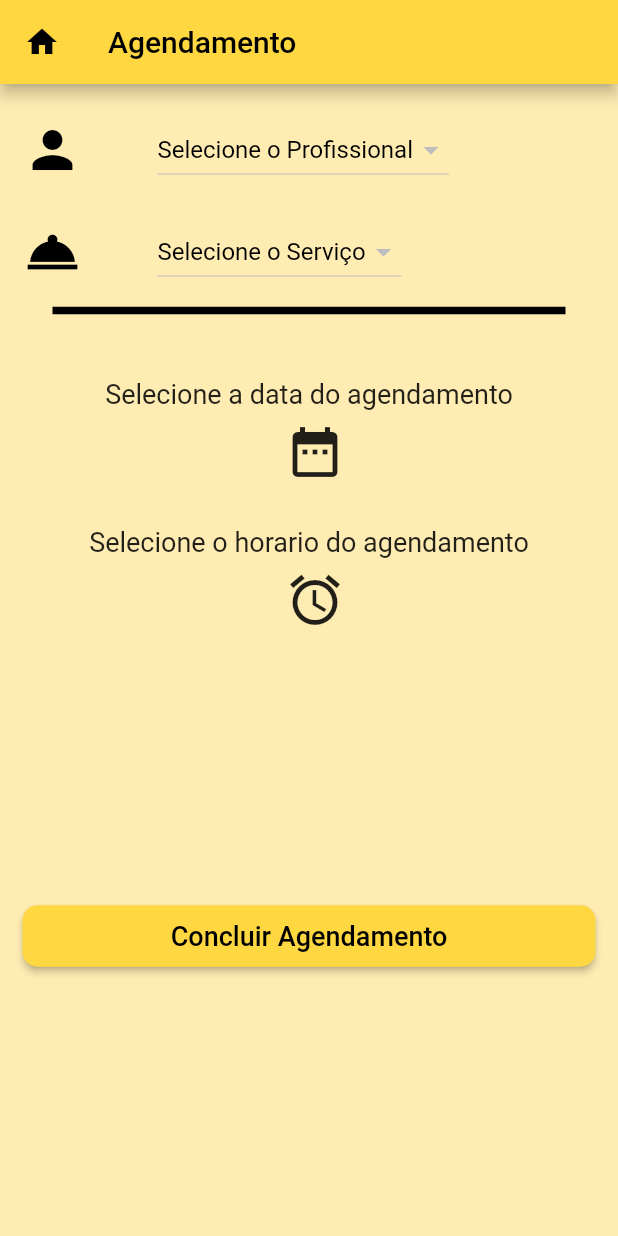
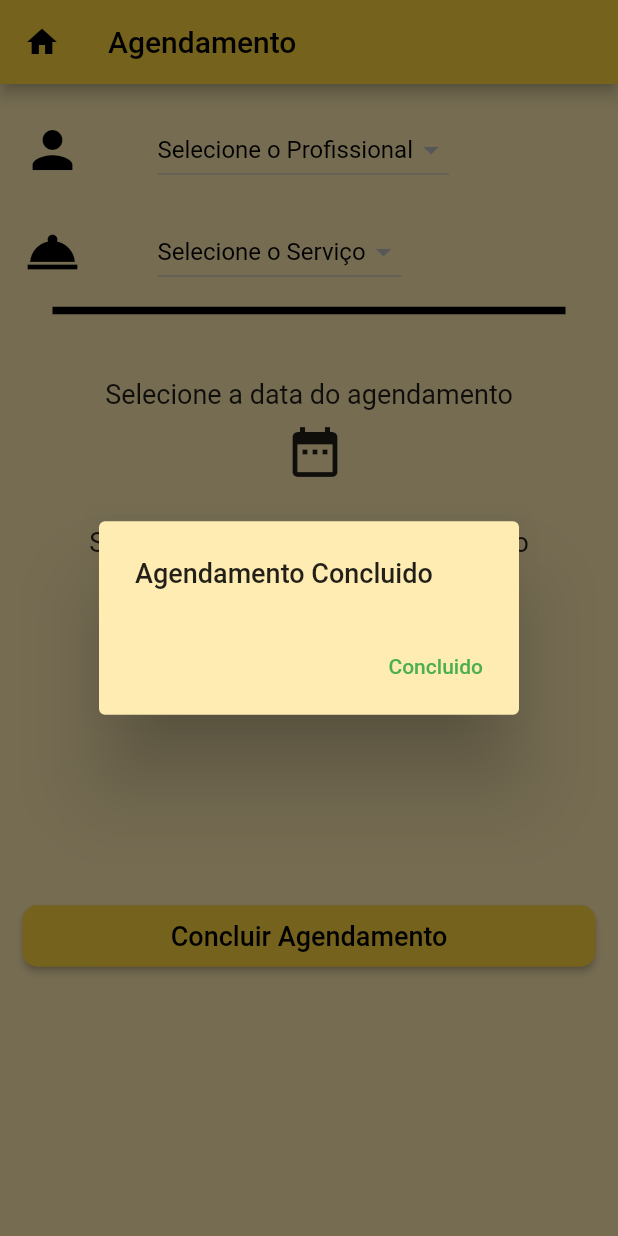
Before and after one commit to andrezagalvao0/LPS, a Flutter app: the LPS_Agendamento screen opened directly, after a tap on "Concluir Agendamento", on a phone screen of 412 x 824 dp. Run offline on Flutter 3.47's test engine with Material 2 defaults, Android fonts, the light colour scheme and no system bars; our stand-ins replace cloud_firestore, firebase_auth, firebase_messaging; accounts and stored records are empty.

Commit message:
Criação dos metodos de inserção do agendamento no Firebase

```diff
--- a/lib/agendamento.dart
+++ b/lib/agendamento.dart
@@ -1,6 +1,7 @@
 import 'package:flutter/material.dart';
 import 'package:cloud_firestore/cloud_firestore.dart';
 import 'package:flutter_localizations/flutter_localizations.dart';
+
 
 
 
@@ -11,7 +12,11 @@ class LPS_Agendamento extends StatefulWidget {
 
 class _LPS_Agendamento extends State<LPS_Agendamento> {
   var selectedCurrency, selectedType;
-  String horario_selecionado = "8:00 AM";
+
+  String horario_selecionado;
+  String profissional_selecionado;
+  String servico_selecionado;
+  DateTime data_selecionada;
 
   final GlobalKey<FormState> _formKeyValue = new GlobalKey<FormState>();
 
@@ -19,7 +24,7 @@ class _LPS_Agendamento extends State<LPS_Agendamento> {
   @override
   Widget build(BuildContext context) {
 
-    Future<void> abrir_opcao_horario(BuildContext context) async{
+    Future<String> abrir_opcao_horario(BuildContext context) async{
       final TimeOfDay t  = await showTimePicker(context: context,
                                                initialTime: TimeOfDay.now());
       if(t != null){
@@ -44,10 +49,9 @@ class _LPS_Agendamento extends State<LPS_Agendamento> {
         body:Container(
 
 
-
           child:Form(
           key: _formKeyValue,
-          autovalidate: true,
+
           child: new ListView(
             padding: const EdgeInsets.symmetric(horizontal: 15.0),
             children: <Widget>[
@@ -81,18 +85,13 @@ class _LPS_Agendamento extends State<LPS_Agendamento> {
                           DropdownButton(
                             items: currencyItems,
                             onChanged: (currencyValue) {
-                                final snackBar = SnackBar(
-                                content: Text(
-                                  'O Item Selecionado Foi $currencyValue',
-                                  style: TextStyle(color: Colors.white),
-                                ),
-                              );
-                              Scaffold.of(context).showSnackBar(snackBar);
                               setState(() {
                                 selectedCurrency = currencyValue;
+                                profissional_selecionado = selectedCurrency;
                               });
                             },
-                            value: selectedCurrency,
+                            value: profissional_selecionado,
+                            // provavelmente teremos um text form field
                             isExpanded: false,
                             hint: new Text(
                               "Selecione o Profissional",
@@ -134,18 +133,13 @@ class _LPS_Agendamento extends State<LPS_Agendamento> {
                           DropdownButton(
                             items: currencyItems,
                             onChanged: (currencyValue) {
-                                   final snackBar = SnackBar(
-                                    content: Text(
-                                  'O Item Selecionado Foi $currencyValue',
-                                  style: TextStyle(color: Colors.white),
-                                ),
-                              );
-                              Scaffold.of(context).showSnackBar(snackBar);
                               setState(() {
                                 selectedCurrency = currencyValue;
+                                servico_selecionado = selectedCurrency;
                               });
                             },
-                            value: selectedCurrency,
+                            value: servico_selecionado,
+
                             isExpanded: false,
                             hint: new Text(
                               "Selecione o Serviço",
@@ -171,7 +165,7 @@ class _LPS_Agendamento extends State<LPS_Agendamento> {
                     mainAxisAlignment: MainAxisAlignment.start,
                     children: <Widget>[
 
-                      SizedBox(height: 30),
+                    SizedBox(height: 30),
                     new Text("Selecione a data do agendamento", style: TextStyle(fontSize: 18)),
 
                     new IconButton(
@@ -186,6 +180,10 @@ class _LPS_Agendamento extends State<LPS_Agendamento> {
                         locale: Locale("pt","BR"),
                       );
 
+                      data_selecionada = data;
+
+
+
                     }),
 
                     SizedBox(height: 30),
@@ -195,7 +193,7 @@ class _LPS_Agendamento extends State<LPS_Agendamento> {
                     icon: Icon(Icons.alarm, size: 40.0),
                     onPressed: (){
 
-                      abrir_opcao_horario(context);
+                     horario_selecionado =  abrir_opcao_horario(context) as String;
 
                     }),
 
@@ -212,13 +210,9 @@ class _LPS_Agendamento extends State<LPS_Agendamento> {
                 height: 180.0,
               ),
 
-
-
               Column(
                 crossAxisAlignment: CrossAxisAlignment.stretch,
                 children: <Widget>[
-
-
 
                   RaisedButton(
                       color: Colors.amberAccent,
@@ -231,7 +225,18 @@ class _LPS_Agendamento extends State<LPS_Agendamento> {
                               Text("Concluir Agendamento", style: TextStyle(fontSize: 18.0)),
                             ],
                           )),
-                      onPressed: () {},
+                      onPressed: (){
+
+                       adicionar_agendamento(context,
+                                            profissional_selecionado,
+                                            servico_selecionado,
+                                            data_selecionada,
+                                            horario_selecionado);
+
+                        alerta_agendamento(context);
+
+
+                      },
                       shape: new RoundedRectangleBorder(
                           borderRadius: new BorderRadius.circular(10.0))),
                 ],
@@ -244,4 +249,41 @@ class _LPS_Agendamento extends State<LPS_Agendamento> {
     );
   }
 
+ // metodo utilizado para adicionar um agendamento do cliente ao firebase
+  void adicionar_agendamento(BuildContext context,
+                             String profissional,
+                             String servico,
+                             DateTime data,
+                             String horario) async{
+
+    await   Firestore.instance.collection("Agendamento").add({
+
+                                  'Profissional': profissional.toString(),
+                                  'Servico': servico.toString(),
+                                  'Data': data.toString(),
+                                  'Horario': horario.toString(),
+                               });
+  }
+
+  void alerta_agendamento(BuildContext contex){
+
+      showDialog(context: context,
+                 builder: (BuildContext context){
+                   return AlertDialog(
+                     backgroundColor: Colors.amber[100],
+
+                     title: Text("Agendamento Concluido", style: TextStyle(fontSize: 18)),
+                     actions: <Widget>[
+
+                          FlatButton(
+                            onPressed: ()=> Navigator.of(context).pop(),
+
+                            child: Text('Concluido', style: TextStyle(color: Colors.green)),
+                          ),
+
+          ],
+         );
+        });
+      }
+
 }
--- a/lib/main.dart
+++ b/lib/main.dart
@@ -75,6 +75,7 @@ class Homescreen extends StatelessWidget{
            ),
 
            // lista de features principais da linha de produto de software
+
 
              ListTile(
              key: ValueKey('chave_cadastro'),
```
